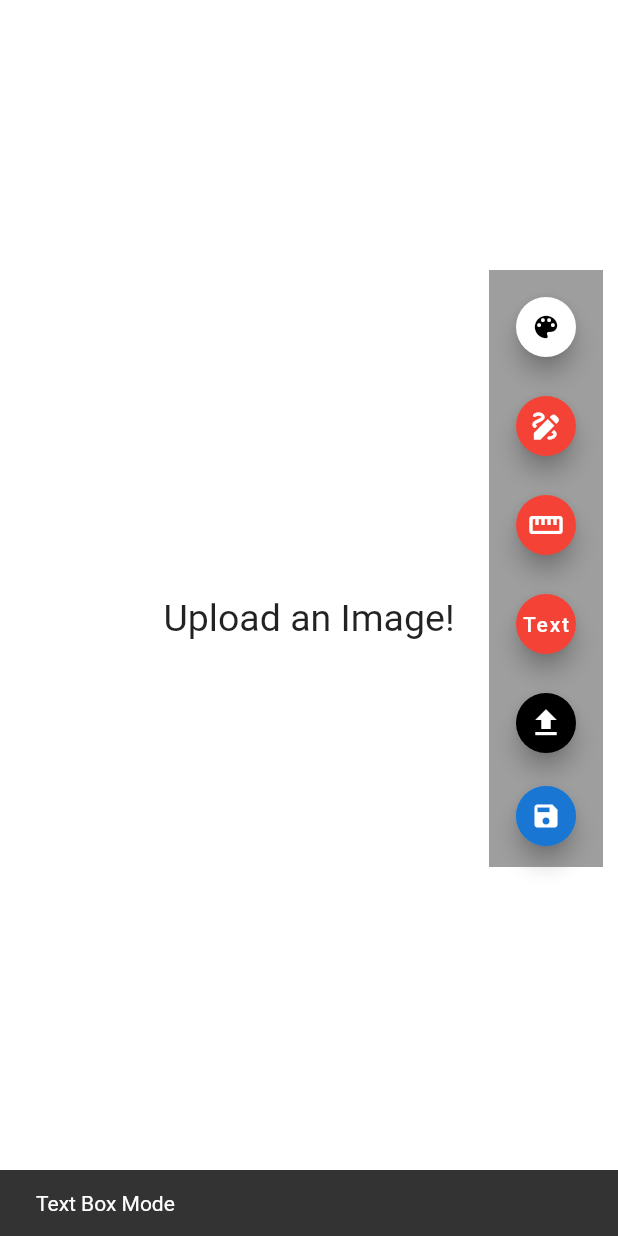
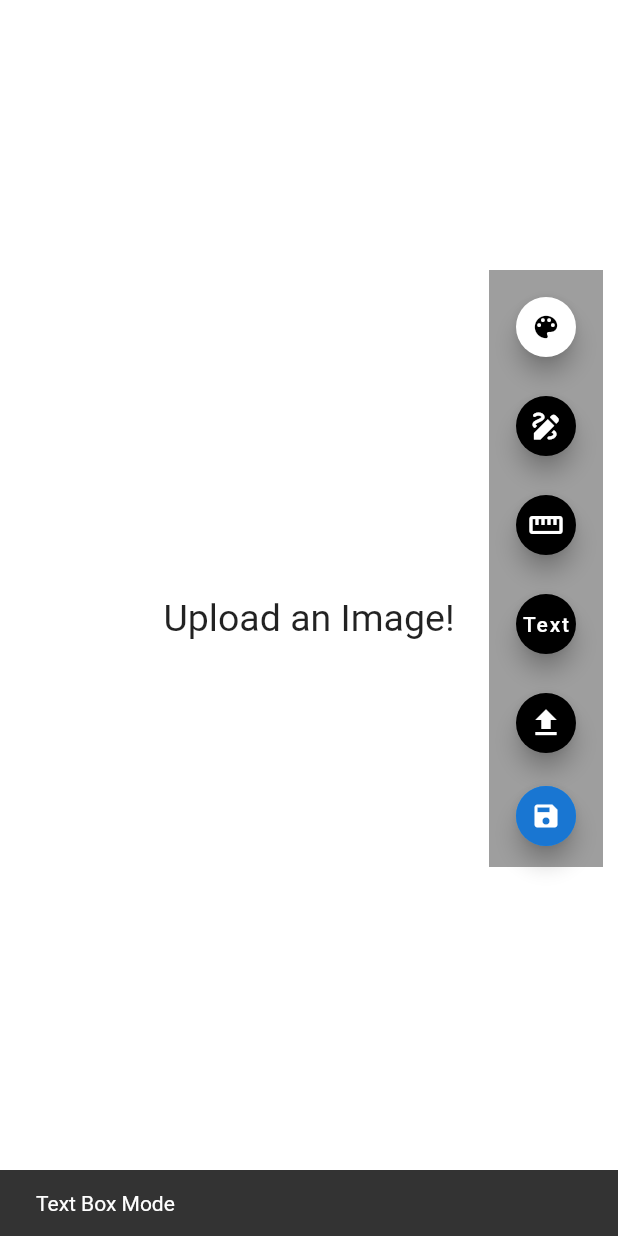
Before and after one commit to JosephSafouri/OXO-2123, a Flutter app: the screen it shows after launch, after a tap on "Text", on a phone screen of 412 x 824 dp. Run offline on Flutter 3.47's test engine with Material 2 defaults, Android fonts, the phone set to English and light mode, and no system bars; drawn by our look-alikes of screenshot; our stand-ins replace flutter_colorpicker, image_gallery_saver, image_picker.

Commit message:
Update drawing_page.dart
The selected color changes the free draw icon and measurement icons. The rest remain their appropriate colors. And, text remains black.

```diff
--- a/flutter-app/flutter_drawing_app/starter/lib/drawing_page.dart
+++ b/flutter-app/flutter_drawing_app/starter/lib/drawing_page.dart
@@ -46,7 +46,7 @@ class _DrawingPageState extends State<DrawingPage> {
   Uint8List _image = Uint8List.fromList([0]);
 
   Status state = Status.none;
-  Color selectedColor = Colors.red;
+  Color selectedColor = Colors.black;
   double selectedWidth = 5.0;
   // bool strokeWidthIsClicked = false;
 
@@ -306,7 +306,7 @@ class _DrawingPageState extends State<DrawingPage> {
       padding: const EdgeInsets.all(4.0),
       child: FloatingActionButton(
         mini: true,
-        backgroundColor: selectedColor,
+        backgroundColor: Colors.black,
         onPressed: () {
           ScaffoldMessenger.of(context).showSnackBar(
               SnackBar(
@@ -315,7 +315,7 @@ class _DrawingPageState extends State<DrawingPage> {
           );
           setState(() {
             if (this.displayImage != null)
-              textBoxes.add(TextBox(selectedColor));
+              textBoxes.add(TextBox(Colors.black));
           });
         },
         child: Text('Text'),
```
